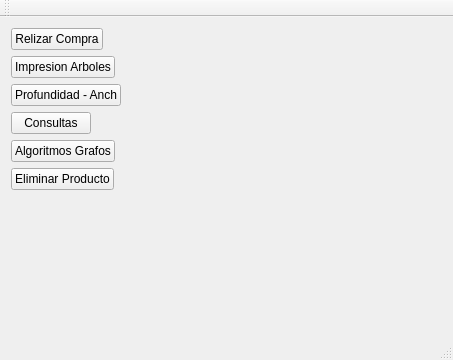
Above: cliente_1/mainwindow.ui from danialvaradob/Datos_Sockets_3 before the change. Below: the same form after it.
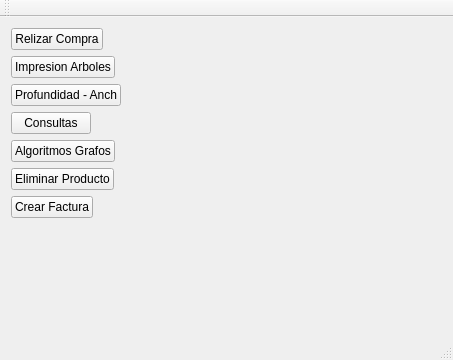
That is the form after the change.

The edit to the form file:
```diff
--- a/cliente_1/mainwindow.ui
+++ b/cliente_1/mainwindow.ui
@@ -57,6 +57,13 @@
       </property>
      </widget>
     </item>
+    <item row="6" column="0">
+     <widget class="QPushButton" name="pushButton_7">
+      <property name="text">
+       <string>Crear Factura</string>
+      </property>
+     </widget>
+    </item>
    </layout>
   </widget>
   <widget class="QMenuBar" name="menuBar">
```
Left out of the diff: 2 changed lines with no effect on the pictures.
